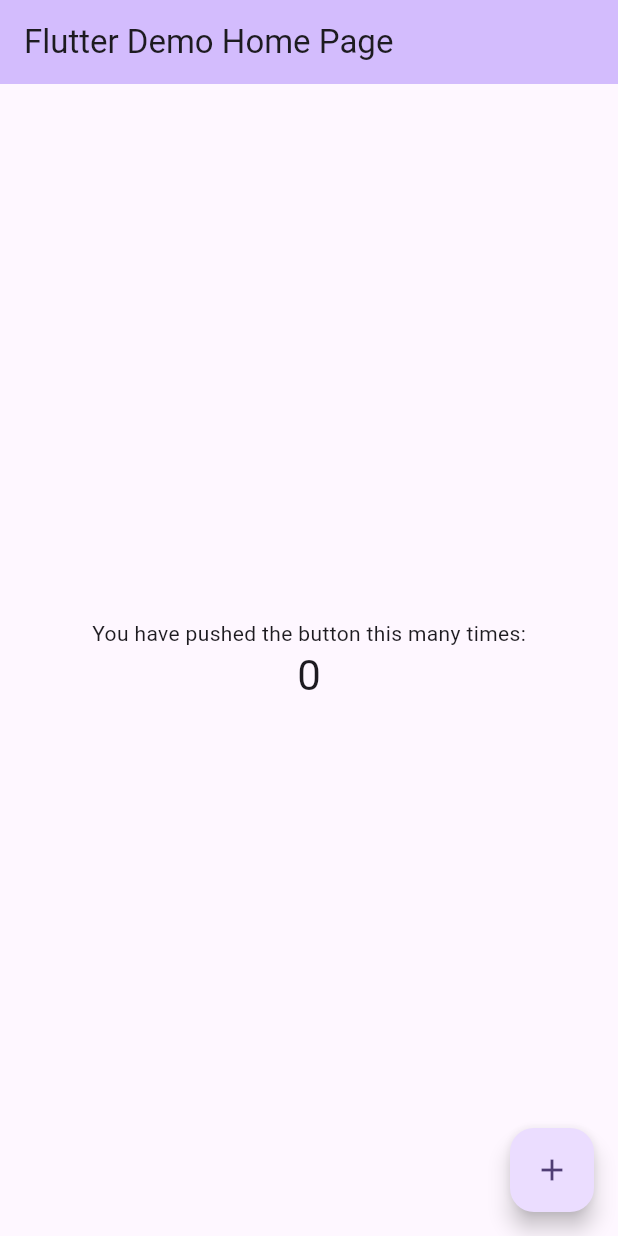
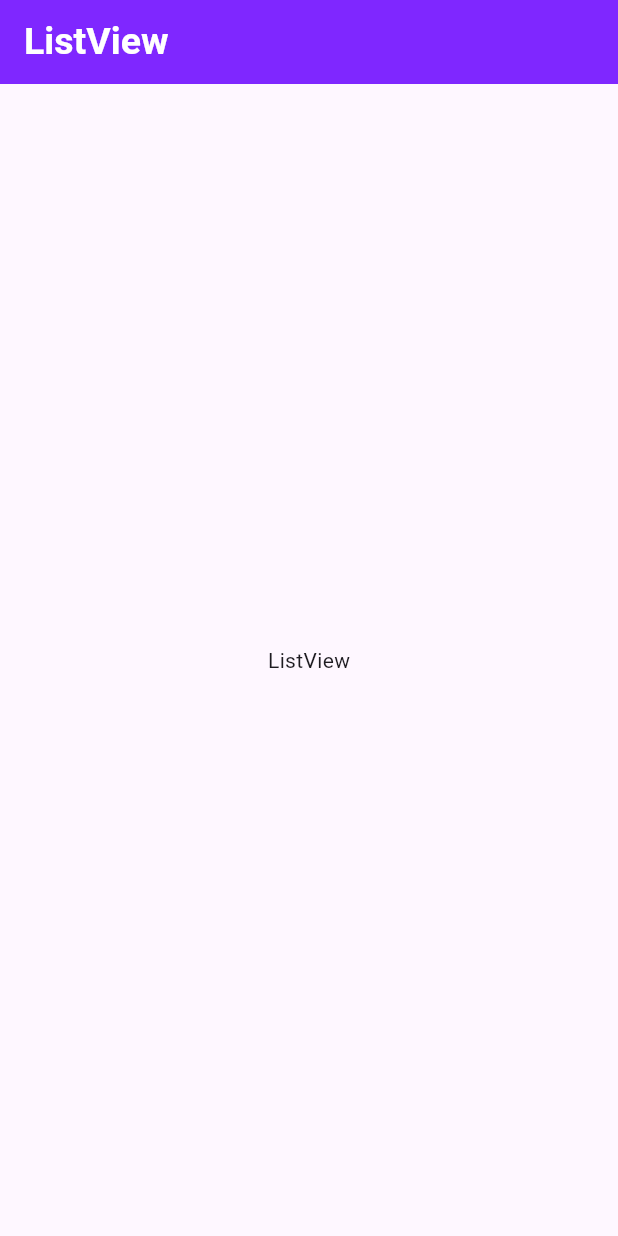
Before and after one commit to alhasann351/listview, a Flutter app: the screen it shows after launch, on a phone screen of 412 x 824 dp. Run offline on Flutter 3.47's test engine with Material 3 defaults, Android fonts, the phone set to English and light mode, and no system bars; our stand-ins replace google_fonts; Roboto replaces fonts that are missing (Akshar).

Commit message:
appbar added

```diff
--- a/lib/main.dart
+++ b/lib/main.dart
@@ -1,4 +1,5 @@
 import 'package:flutter/material.dart';
+import 'package:google_fonts/google_fonts.dart';
 
 void main() {
   runApp(const MyApp());
@@ -7,119 +8,43 @@ void main() {
 class MyApp extends StatelessWidget {
   const MyApp({super.key});
 
-  // This widget is the root of your application.
   @override
   Widget build(BuildContext context) {
     return MaterialApp(
-      title: 'Flutter Demo',
       theme: ThemeData(
-        // This is the theme of your application.
-        //
-        // TRY THIS: Try running your application with "flutter run". You'll see
-        // the application has a purple toolbar. Then, without quitting the app,
-        // try changing the seedColor in the colorScheme below to Colors.green
-        // and then invoke "hot reload" (save your changes or press the "hot
-        // reload" button in a Flutter-supported IDE, or press "r" if you used
-        // the command line to start the app).
-        //
-        // Notice that the counter didn't reset back to zero; the application
-        // state is not lost during the reload. To reset the state, use hot
-        // restart instead.
-        //
-        // This works for code too, not just values: Most code changes can be
-        // tested with just a hot reload.
-        colorScheme: ColorScheme.fromSeed(seedColor: Colors.deepPurple),
-        useMaterial3: true,
+        primaryColor: const Color(0xFF7F27FF),
+        textTheme: GoogleFonts.aksharTextTheme(),
       ),
-      home: const MyHomePage(title: 'Flutter Demo Home Page'),
+      home: const MyHomePage(),
     );
   }
 }
 
 class MyHomePage extends StatefulWidget {
-  const MyHomePage({super.key, required this.title});
-
-  // This widget is the home page of your application. It is stateful, meaning
-  // that it has a State object (defined below) that contains fields that affect
-  // how it looks.
-
-  // This class is the configuration for the state. It holds the values (in this
-  // case the title) provided by the parent (in this case the App widget) and
-  // used by the build method of the State. Fields in a Widget subclass are
-  // always marked "final".
-
-  final String title;
+  const MyHomePage({super.key});
 
   @override
   State<MyHomePage> createState() => _MyHomePageState();
 }
 
 class _MyHomePageState extends State<MyHomePage> {
-  int _counter = 0;
-
-  void _incrementCounter() {
-    setState(() {
-      // This call to setState tells the Flutter framework that something has
-      // changed in this State, which causes it to rerun the build method below
-      // so that the display can reflect the updated values. If we changed
-      // _counter without calling setState(), then the build method would not be
-      // called again, and so nothing would appear to happen.
-      _counter++;
-    });
-  }
-
   @override
   Widget build(BuildContext context) {
-    // This method is rerun every time setState is called, for instance as done
-    // by the _incrementCounter method above.
-    //
-    // The Flutter framework has been optimized to make rerunning build methods
-    // fast, so that you can just rebuild anything that needs updating rather
-    // than having to individually change instances of widgets.
     return Scaffold(
       appBar: AppBar(
-        // TRY THIS: Try changing the color here to a specific color (to
-        // Colors.amber, perhaps?) and trigger a hot reload to see the AppBar
-        // change color while the other colors stay the same.
-        backgroundColor: Theme.of(context).colorScheme.inversePrimary,
-        // Here we take the value from the MyHomePage object that was created by
-        // the App.build method, and use it to set our appbar title.
-        title: Text(widget.title),
-      ),
-      body: Center(
-        // Center is a layout widget. It takes a single child and positions it
-        // in the middle of the parent.
-        child: Column(
-          // Column is also a layout widget. It takes a list of children and
-          // arranges them vertically. By default, it sizes itself to fit its
-          // children horizontally, and tries to be as tall as its parent.
-          //
-          // Column has various properties to control how it sizes itself and
-          // how it positions its children. Here we use mainAxisAlignment to
-          // center the children vertically; the main axis here is the vertical
-          // axis because Columns are vertical (the cross axis would be
-          // horizontal).
-          //
-          // TRY THIS: Invoke "debug painting" (choose the "Toggle Debug Paint"
-          // action in the IDE, or press "p" in the console), to see the
-          // wireframe for each widget.
-          mainAxisAlignment: MainAxisAlignment.center,
-          children: <Widget>[
-            const Text(
-              'You have pushed the button this many times:',
-            ),
-            Text(
-              '$_counter',
-              style: Theme.of(context).textTheme.headlineMedium,
-            ),
-          ],
+        backgroundColor: Theme.of(context).primaryColor,
+        title: const Text(
+          'ListView',
+          style: TextStyle(
+            fontSize: 25,
+            fontWeight: FontWeight.bold,
+            color: Colors.white,
+          ),
         ),
       ),
-      floatingActionButton: FloatingActionButton(
-        onPressed: _incrementCounter,
-        tooltip: 'Increment',
-        child: const Icon(Icons.add),
-      ), // This trailing comma makes auto-formatting nicer for build methods.
+      body: const Center(
+        child: Text('ListView'),
+      ),
     );
   }
 }
--- a/pubspec.yaml
+++ b/pubspec.yaml
@@ -35,6 +35,7 @@ dependencies:
   # The following adds the Cupertino Icons font to your application.
   # Use with the CupertinoIcons class for iOS style icons.
   cupertino_icons: ^1.0.2
+  google_fonts:
 
 dev_dependencies:
   flutter_test:
```
Also changed, not shown: pubspec.lock.
